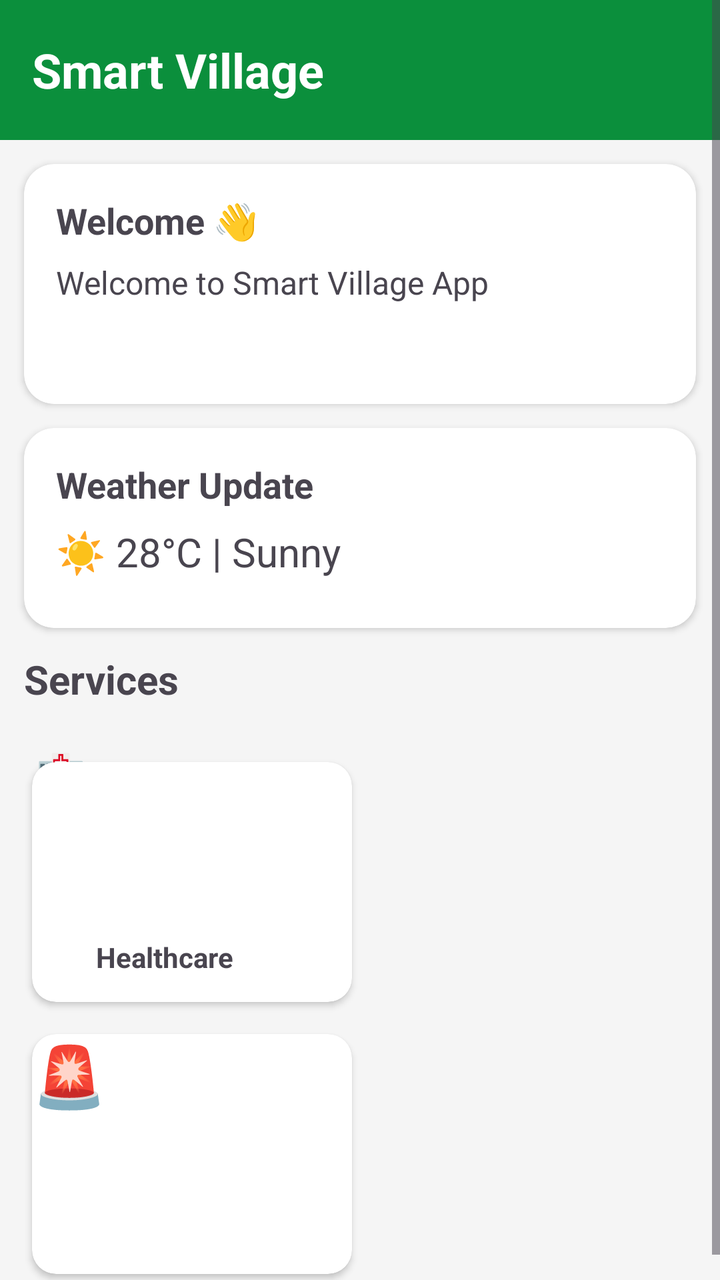
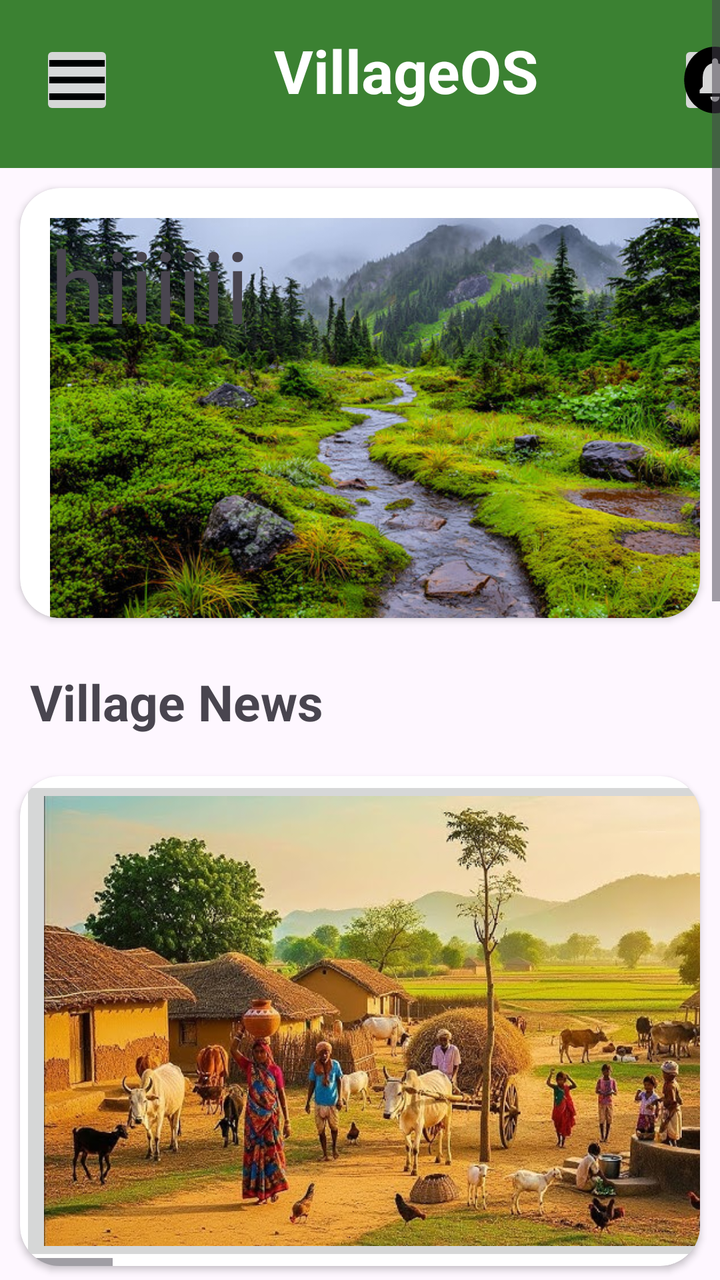

Screens rendered from an Android XML layout before and after an edit, with the pre-edit source and the edit as a unified diff.
<!-- AndroidManifest.xml: application theme Theme.VillageOS -->
<!-- res/layout/activity_homepage1.xml -->
<?xml version="1.0" encoding="utf-8"?>
<ScrollView xmlns:android="http://schemas.android.com/apk/res/android"
    xmlns:app="http://schemas.android.com/apk/res-auto"
    android:layout_width="match_parent"
    android:layout_height="match_parent"
    android:background="#F5F5F5">

    <LinearLayout
        android:layout_width="match_parent"
        android:layout_height="wrap_content"
        android:orientation="vertical">

        <LinearLayout
            android:layout_width="match_parent"
            android:layout_height="70dp"
            android:background="#0B8F3C"
            android:gravity="center_vertical"
            android:padding="16dp">

            <TextView
                android:layout_width="wrap_content"
                android:layout_height="wrap_content"
                android:text="Smart Village"
                android:textColor="#FFFFFF"
                android:textSize="24sp"
                android:textStyle="bold"/>
        </LinearLayout>

        

        <androidx.cardview.widget.CardView
            android:layout_width="match_parent"
            android:layout_height="120dp"
            android:layout_margin="12dp"
            app:cardCornerRadius="15dp">

            <LinearLayout
                android:layout_width="match_parent"
                android:layout_height="match_parent"
                android:orientation="vertical"
                android:padding="16dp">

                <TextView
                    android:layout_width="wrap_content"
                    android:layout_height="wrap_content"
                    android:text="Welcome 👋"
                    android:textSize="18sp"
                    android:textStyle="bold"/>

                <TextView
                    android:layout_width="wrap_content"
                    android:layout_height="wrap_content"
                    android:text="Welcome to Smart Village App"
                    android:textSize="16sp"
                    android:layout_marginTop="8dp"/>

            </LinearLayout>

        </androidx.cardview.widget.CardView>

        

        <androidx.cardview.widget.CardView
            android:layout_width="match_parent"
            android:layout_height="100dp"
            android:layout_marginStart="12dp"
            android:layout_marginEnd="12dp"
            app:cardCornerRadius="15dp">

            <LinearLayout
                android:layout_width="match_parent"
                android:layout_height="match_parent"
                android:orientation="vertical"
                android:padding="16dp">

                <TextView
                    android:text="Weather Update"
                    android:textStyle="bold"
                    android:textSize="18sp"
                    android:layout_width="wrap_content"
                    android:layout_height="wrap_content"/>

                <TextView
                    android:text="☀️ 28°C | Sunny"
                    android:textSize="20sp"
                    android:layout_marginTop="8dp"
                    android:layout_width="wrap_content"
                    android:layout_height="wrap_content"/>

            </LinearLayout>

        </androidx.cardview.widget.CardView>

        

        <TextView
            android:layout_width="wrap_content"
            android:layout_height="wrap_content"
            android:text="Services"
            android:textSize="20sp"
            android:textStyle="bold"
            android:layout_margin="12dp"/>

        <GridLayout
            android:layout_width="match_parent"
            android:layout_height="wrap_content"
            android:columnCount="2"
            android:padding="8dp">

            <androidx.cardview.widget.CardView
                android:layout_width="160dp"
                android:layout_height="120dp"
                android:layout_margin="8dp"
                app:cardCornerRadius="12dp">

                <LinearLayout
                    android:layout_width="match_parent"
                    android:layout_height="match_parent"
                    android:gravity="center"
                    android:orientation="vertical">

                    <TextView
                        android:layout_width="96dp"
                        android:layout_height="wrap_content"
                        android:layout_marginTop="75dp"
                        android:text="Healthcare"
                        android:textStyle="bold" />

                </LinearLayout>

            </androidx.cardview.widget.CardView>

            <androidx.cardview.widget.CardView
                android:layout_width="160dp"
                android:layout_height="120dp"
                android:layout_margin="8dp"
                app:cardCornerRadius="12dp">

                <LinearLayout
                    android:layout_width="match_parent"
                    android:layout_height="match_parent"
                    android:gravity="center"
                    android:orientation="vertical">

                    <TextView
                        android:layout_width="match_parent"
                        android:layout_height="match_parent"
                        android:text="🎉"
                        android:textSize="30sp"/>

                    <TextView
                        android:layout_width="match_parent"
                        android:layout_height="match_parent"
                        android:text="Events"
                        android:textStyle="bold"/>

                </LinearLayout>

            </androidx.cardview.widget.CardView>

            <androidx.cardview.widget.CardView
                android:layout_width="160dp"
                android:layout_height="120dp"
                android:layout_margin="8dp"
                app:cardCornerRadius="12dp">

                <LinearLayout
                    android:layout_width="match_parent"
                    android:layout_height="match_parent"
                    android:gravity="center"
                    android:orientation="vertical">

                    <TextView
                        android:layout_width="match_parent"
                        android:layout_height="match_parent"
                        android:text="🚨"
                        android:textSize="30sp"/>

                    <TextView
                        android:layout_width="match_parent"
                        android:layout_height="match_parent"
                        android:text="Emergency"
                        android:textStyle="bold"/>

                </LinearLayout>

            </androidx.cardview.widget.CardView>

            <androidx.cardview.widget.CardView
                android:layout_width="160dp"
                android:layout_height="120dp"
                android:layout_margin="8dp"
                app:cardCornerRadius="12dp">

                <LinearLayout
                    android:layout_width="match_parent"
                    android:layout_height="match_parent"
                    android:gravity="center"
                    android:orientation="vertical">

                    <TextView
                        android:layout_width="match_parent"
                        android:layout_height="match_parent"
                        android:text="📢"
                        android:textSize="30sp"/>

                    <TextView
                        android:layout_width="match_parent"
                        android:layout_height="match_parent"
                        android:text="Notice Board"
                        android:textStyle="bold"/>

                </LinearLayout>

            </androidx.cardview.widget.CardView>

            <TextView
                android:layout_width="match_parent"
                android:layout_height="77dp"
                android:layout_row="0"
                android:layout_column="0"
                android:layout_marginLeft="10dp"
                android:text="🏥"
                android:textSize="20dp" />

        </GridLayout>

    </LinearLayout>

</ScrollView>
<!-- resources referenced by this layout -->
<resources>
  <style name="Theme.VillageOS" parent="Base.Theme.VillageOS" />
  <style name="Base.Theme.VillageOS" parent="Theme.Material3.DayNight.NoActionBar">
          
          
      </style>
</resources>

<!-- the commit's change to res/layout/activity_homepage1.xml (unified diff, before → after) -->
@@ -1,230 +1,306 @@
 <?xml version="1.0" encoding="utf-8"?>
-<ScrollView xmlns:android="http://schemas.android.com/apk/res/android"
-    xmlns:app="http://schemas.android.com/apk/res-auto"
-    android:layout_width="match_parent"
+<ScrollView android:layout_width="match_parent"
     android:layout_height="match_parent"
-    android:background="#F5F5F5">
+    xmlns:android="http://schemas.android.com/apk/res/android"
+    xmlns:app="http://schemas.android.com/apk/res-auto">
 
     <LinearLayout
+
         android:layout_width="match_parent"
-        android:layout_height="wrap_content"
+        android:layout_height="match_parent"
         android:orientation="vertical">
 
         <LinearLayout
             android:layout_width="match_parent"
-            android:layout_height="70dp"
-            android:background="#0B8F3C"
-            android:gravity="center_vertical"
-            android:padding="16dp">
+            android:layout_height="84dp"
+            android:background="#3b8132"
+            android:orientation="horizontal">
+
+            <ImageButton
+                android:layout_width="37dp"
+                android:layout_height="40dp"
+                android:layout_marginLeft="20dp"
+                android:layout_marginTop="20dp"
+                android:paddingLeft="0dp"
+                android:paddingTop="0dp"
+                android:paddingRight="0dp"
+                android:paddingBottom="0dp"
+                android:scaleType="fitXY"
+                android:src="@drawable/baseline_menu_24">
+
+            </ImageButton>
 
             <TextView
                 android:layout_width="wrap_content"
                 android:layout_height="wrap_content"
-                android:text="Smart Village"
-                android:textColor="#FFFFFF"
-                android:textSize="24sp"
-                android:textStyle="bold"/>
+                android:layout_marginLeft="80dp"
+                android:layout_marginTop="15dp"
+                android:text="VillageOS"
+                android:textColor="#ffffff"
+                android:textSize="30dp"
+                android:textStyle="bold">
+
+            </TextView>
+
+            <ImageButton
+                android:layout_width="37dp"
+                android:layout_height="40dp"
+                android:layout_marginLeft="70dp"
+                android:layout_marginTop="20dp"
+                android:paddingLeft="0dp"
+                android:paddingTop="0dp"
+                android:paddingRight="0dp"
+                android:paddingBottom="0dp"
+                android:scaleType="fitXY"
+                android:src="@drawable/baseline_circle_notifications_24">
+
+
+            </ImageButton>
         </LinearLayout>
 
-        
-
         <androidx.cardview.widget.CardView
             android:layout_width="match_parent"
-            android:layout_height="120dp"
-            android:layout_margin="12dp"
-            app:cardCornerRadius="15dp">
+            android:layout_height="wrap_content"
+            android:layout_margin="10dp"
+            app:cardCornerRadius="20dp">
 
             <LinearLayout
                 android:layout_width="match_parent"
-                android:layout_height="match_parent"
+                android:layout_height="wrap_content"
                 android:orientation="vertical"
-                android:padding="16dp">
+                >
 
                 <TextView
+                    android:layout_width="380dp"
+                    android:layout_height="200dp"
+                    android:layout_marginLeft="15dp"
+                    android:layout_marginTop="15dp"
+                    android:background="@drawable/img_3"
+                    android:text="hiiiiii"
+                    android:textAlignment="gravity"
+                    android:textSize="50dp">
+
+                </TextView>
+
+            </LinearLayout>
+
+
+        </androidx.cardview.widget.CardView>
+
+
+        <LinearLayout
+            android:layout_width="match_parent"
+            android:layout_height="wrap_content"
+            android:orientation="horizontal"
+            >
+
+            <TextView
+                android:layout_width="wrap_content"
+                android:layout_height="44dp"
+                android:layout_marginLeft="15dp"
+                android:layout_marginTop="15dp"
+                android:text="Village News"
+                android:textStyle="bold"
+                android:textAlignment="gravity"
+                android:textSize="25dp">
+
+            </TextView>
+
+        </LinearLayout>
+
+        <androidx.cardview.widget.CardView
+            android:layout_width="match_parent"
+            android:layout_height="wrap_content"
+            android:layout_margin="10dp"
+            app:cardCornerRadius="20dp">
+
+            <HorizontalScrollView
+                android:layout_width="match_parent"
+                android:layout_height="wrap_content">
+
+                <LinearLayout
+                    android:layout_width="match_parent"
+                    android:layout_height="wrap_content"
+                    android:orientation="horizontal">
+
+                    <ImageButton
+                        android:layout_width="416dp"
+                        android:layout_height="match_parent"
+                        android:scaleType="fitXY"
+                        android:src="@drawable/img_2">
+
+                    </ImageButton>
+
+                    <ImageButton
+                        android:layout_width="416dp"
+                        android:layout_height="wrap_content"
+                        android:scaleType="fitXY"
+                        android:src="@drawable/scholarship">
+
+                    </ImageButton>
+
+                    <ImageButton
+                        android:layout_width="416dp"
+                        android:layout_height="167dp"
+                        android:scaleType="fitXY"
+                        android:src="@drawable/scholarship1">
+
+                    </ImageButton>
+
+                    <ImageButton
+                        android:layout_width="416dp"
+                        android:layout_height="wrap_content"
+                        android:scaleType="fitXY"
+                        android:src="@drawable/education">
+
+                    </ImageButton>
+
+                    <ImageButton
+                        android:layout_width="416dp"
+                        android:layout_height="wrap_content"
+                        android:scaleType="fitXY"
+                        android:src="@drawable/farmer">
+
+                    </ImageButton>
+
+                    <ImageButton
+                        android:layout_width="416dp"
+                        android:layout_height="wrap_content"
+                        android:scaleType="fitXY"
+                        android:src="@drawable/farmer">
+
+                    </ImageButton>
+
+                </LinearLayout>
+
+            </HorizontalScrollView>
+
+
+        </androidx.cardview.widget.CardView>
+
+
+
+
+
+        <androidx.cardview.widget.CardView
+            android:layout_width="match_parent"
+            android:layout_height="wrap_content"
+            android:layout_margin="10dp"
+            app:cardCornerRadius="20dp"
+            >
+
+            <RelativeLayout
+                android:layout_width="match_parent"
+                android:layout_height="700dp">
+
+                <TextView
+                    android:id="@+id/qs"
+                    android:layout_width="wrap_content"
+                    android:layout_height="44dp"
+                    android:layout_marginLeft="15dp"
+                    android:layout_marginTop="15dp"
+                    android:layout_span="3"
+                    android:text="Quick Services"
+                    android:textAlignment="gravity"
+                    android:textSize="23dp"
+                    android:textStyle="bold">
+
+                </TextView>
+
+                <ImageButton
+                    android:id="@+id/ib1"
+                    android:layout_width="120dp"
+                    android:layout_height="120dp"
+                    android:layout_below="@id/qs"
+                    android:layout_marginLeft="10dp"
+                    android:scaleType="fitXY"
+                    android:src="@drawable/governscheme">
+
+                </ImageButton>
+
+                <ImageButton
+                    android:id="@+id/ib2"
+                    android:layout_width="120dp"
+                    android:layout_height="120dp"
+                    android:layout_below="@id/qs"
+                    android:layout_marginLeft="10dp"
+                    android:layout_marginTop="-4dp"
+                    android:layout_toRightOf="@id/ib1"
+                    android:scaleType="fitXY"
+                    android:src="@drawable/event1">
+
+                </ImageButton>
+
+                <ImageButton
+                    android:id="@+id/ib3"
+                    android:layout_width="120dp"
+                    android:layout_height="120dp"
+                    android:layout_below="@id/qs"
+                    android:layout_marginLeft="10dp"
+                    android:layout_marginTop="-4dp"
+                    android:layout_toRightOf="@id/ib2"
+                    android:scaleType="fitXY"
+                    android:src="@drawable/emengency">
+
+                </ImageButton>
+
+                <ImageButton
+                    android:id="@+id/ib4"
+                    android:layout_width="120dp"
+                    android:layout_height="120dp"
+                    android:layout_below="@id/ib1"
+                    android:layout_marginLeft="10dp"
+                    android:layout_marginTop="10dp"
+                    android:scaleType="fitXY"
+                    android:src="@drawable/hospital1">
+
+                </ImageButton>
+
+                <ImageButton
+                    android:id="@+id/ib5"
+                    android:layout_width="120dp"
+                    android:layout_height="120dp"
+                    android:layout_below="@id/ib2"
+                    android:layout_marginLeft="10dp"
+                    android:layout_marginTop="10dp"
+                    android:layout_toRightOf="@id/ib4"
+                    android:scaleType="fitXY"
+                    android:src="@drawable/scholarship5">
+
+                </ImageButton>
+
+                <ImageButton
+                    android:id="@+id/ib6"
+                    android:layout_width="120dp"
+                    android:layout_height="120dp"
+                    android:layout_below="@id/ib3"
+                    android:layout_marginLeft="10dp"
+                    android:layout_marginTop="10dp"
+                    android:layout_toRightOf="@id/ib5"
+                    android:scaleType="fitXY"
+                    android:src="@drawable/waterspllya11">
+
+                </ImageButton>
+
+                <TextView
+                    android:id="@+id/e"
                     android:layout_width="wrap_content"
                     android:layout_height="wrap_content"
-                    android:text="Welcome 👋"
-                    android:textSize="18sp"
-                    android:textStyle="bold"/>
-
-                <TextView
-                    android:layout_width="wrap_content"
-                    android:layout_height="wrap_content"
-                    android:text="Welcome to Smart Village App"
-                    android:textSize="16sp"
-                    android:layout_marginTop="8dp"/>
-
-            </LinearLayout>
+                    android:layout_below="@id/ib4"
+                    android:layout_marginLeft="20dp"
+                    android:layout_marginTop="10dp"
+                    android:text="Events"
+                    android:textSize="25dp"
+                    android:textStyle="bold">
+
+                </TextView>
+
+
+
+            </RelativeLayout>
 
         </androidx.cardview.widget.CardView>
 
-        
-
-        <androidx.cardview.widget.CardView
-            android:layout_width="match_parent"
-            android:layout_height="100dp"
-            android:layout_marginStart="12dp"
-            android:layout_marginEnd="12dp"
-            app:cardCornerRadius="15dp">
-
-            <LinearLayout
-                android:layout_width="match_parent"
-                android:layout_height="match_parent"
-                android:orientation="vertical"
-                android:padding="16dp">
-
-                <TextView
-                    android:text="Weather Update"
-                    android:textStyle="bold"
-                    android:textSize="18sp"
-                    android:layout_width="wrap_content"
-                    android:layout_height="wrap_content"/>
-
-                <TextView
-                    android:text="☀️ 28°C | Sunny"
-                    android:textSize="20sp"
-                    android:layout_marginTop="8dp"
-                    android:layout_width="wrap_content"
-                    android:layout_height="wrap_content"/>
-
-            </LinearLayout>
-
-        </androidx.cardview.widget.CardView>
-
-        
-
-        <TextView
-            android:layout_width="wrap_content"
-            android:layout_height="wrap_content"
-            android:text="Services"
-            android:textSize="20sp"
-            android:textStyle="bold"
-            android:layout_margin="12dp"/>
-
-        <GridLayout
-            android:layout_width="match_parent"
-            android:layout_height="wrap_content"
-            android:columnCount="2"
-            android:padding="8dp">
-
-            <androidx.cardview.widget.CardView
-                android:layout_width="160dp"
-                android:layout_height="120dp"
-                android:layout_margin="8dp"
-                app:cardCornerRadius="12dp">
-
-                <LinearLayout
-                    android:layout_width="match_parent"
-                    android:layout_height="match_parent"
-                    android:gravity="center"
-                    android:orientation="vertical">
-
-                    <TextView
-                        android:layout_width="96dp"
-                        android:layout_height="wrap_content"
-                        android:layout_marginTop="75dp"
-                        android:text="Healthcare"
-                        android:textStyle="bold" />
-
-                </LinearLayout>
-
-            </androidx.cardview.widget.CardView>
-
-            <androidx.cardview.widget.CardView
-                android:layout_width="160dp"
-                android:layout_height="120dp"
-                android:layout_margin="8dp"
-                app:cardCornerRadius="12dp">
-
-                <LinearLayout
-                    android:layout_width="match_parent"
-                    android:layout_height="match_parent"
-                    android:gravity="center"
-                    android:orientation="vertical">
-
-                    <TextView
-                        android:layout_width="match_parent"
-                        android:layout_height="match_parent"
-                        android:text="🎉"
-                        android:textSize="30sp"/>
-
-                    <TextView
-                        android:layout_width="match_parent"
-                        android:layout_height="match_parent"
-                        android:text="Events"
-                        android:textStyle="bold"/>
-
-                </LinearLayout>
-
-            </androidx.cardview.widget.CardView>
-
-            <androidx.cardview.widget.CardView
-                android:layout_width="160dp"
-                android:layout_height="120dp"
-                android:layout_margin="8dp"
-                app:cardCornerRadius="12dp">
-
-                <LinearLayout
-                    android:layout_width="match_parent"
-                    android:layout_height="match_parent"
-                    android:gravity="center"
-                    android:orientation="vertical">
-
-                    <TextView
-                        android:layout_width="match_parent"
-                        android:layout_height="match_parent"
-                        android:text="🚨"
-                        android:textSize="30sp"/>
-
-                    <TextView
-                        android:layout_width="match_parent"
-                        android:layout_height="match_parent"
-                        android:text="Emergency"
-                        android:textStyle="bold"/>
-
-                </LinearLayout>
-
-            </androidx.cardview.widget.CardView>
-
-            <androidx.cardview.widget.CardView
-                android:layout_width="160dp"
-                android:layout_height="120dp"
-                android:layout_margin="8dp"
-                app:cardCornerRadius="12dp">
-
-                <LinearLayout
-                    android:layout_width="match_parent"
-                    android:layout_height="match_parent"
-                    android:gravity="center"
-                    android:orientation="vertical">
-
-                    <TextView
-                        android:layout_width="match_parent"
-                        android:layout_height="match_parent"
-                        android:text="📢"
-                        android:textSize="30sp"/>
-
-                    <TextView
-                        android:layout_width="match_parent"
-                        android:layout_height="match_parent"
-                        android:text="Notice Board"
-                        android:textStyle="bold"/>
-
-                </LinearLayout>
-
-            </androidx.cardview.widget.CardView>
-
-            <TextView
-                android:layout_width="match_parent"
-                android:layout_height="77dp"
-                android:layout_row="0"
-                android:layout_column="0"
-                android:layout_marginLeft="10dp"
-                android:text="🏥"
-                android:textSize="20dp" />
-
-        </GridLayout>
-
     </LinearLayout>
 
 </ScrollView>
<!-- resource entries referenced after the edit -->
@@ -1,5 +1,29 @@
 <!-- resources referenced by this layout -->
 <resources>
+  <!-- drawable baseline_circle_notifications_24 (drawable) -->
+  <vector xmlns:android="http://schemas.android.com/apk/res/android" android:autoMirrored="true" android:height="24dp" android:tint="#000000" android:viewportHeight="24" android:viewportWidth="24" android:width="24dp">
+        
+      <path android:fillColor="@android:color/white" android:pathData="M12,2C6.48,2 2,6.48 2,12s4.48,10 10,10 10,-4.48 10,-10S17.52,2 12,2zM12,18.5c-0.83,0 -1.5,-0.67 -1.5,-1.5h3c0,0.83 -0.67,1.5 -1.5,1.5zM17,16L7,16v-1l1,-1v-2.61C8,9.27 9.03,7.47 11,7v-0.5c0,-0.57 0.43,-1 1,-1s1,0.43 1,1L13,7c1.97,0.47 3,2.28 3,4.39L16,14l1,1v1z"/>
+      
+  </vector>
+  <!-- drawable baseline_menu_24 (drawable) -->
+  <vector xmlns:android="http://schemas.android.com/apk/res/android" android:height="24dp" android:tint="#000000" android:viewportHeight="24" android:viewportWidth="24" android:width="24dp">
+        
+      <path android:fillColor="@android:color/white" android:pathData="M3,18h18v-2L3,16v2zM3,13h18v-2L3,11v2zM3,6v2h18L21,6L3,6z"/>
+      
+  </vector>
+  <!-- drawable education: jpg bitmap (drawable, 3727 bytes) -->
+  <!-- drawable emengency: jpg bitmap (drawable, 5962 bytes) -->
+  <!-- drawable event1: png bitmap (drawable, 4837 bytes) -->
+  <!-- drawable farmer: jpg bitmap (drawable, 4789 bytes) -->
+  <!-- drawable governscheme: jpg bitmap (drawable, 12513 bytes) -->
+  <!-- drawable hospital1: jpg bitmap (drawable, 14342 bytes) -->
+  <!-- drawable img_2: png bitmap (drawable, 657231 bytes) -->
+  <!-- drawable img_3: png bitmap (drawable, 608453 bytes) -->
+  <!-- drawable scholarship: jpg bitmap (drawable, 3462 bytes) -->
+  <!-- drawable scholarship1: jpg bitmap (drawable, 11968 bytes) -->
+  <!-- drawable scholarship5: jpg bitmap (drawable, 10254 bytes) -->
+  <!-- drawable waterspllya11: jpeg bitmap (drawable, 12332 bytes) -->
   <style name="Theme.VillageOS" parent="Base.Theme.VillageOS" />
   <style name="Base.Theme.VillageOS" parent="Theme.Material3.DayNight.NoActionBar">
           
